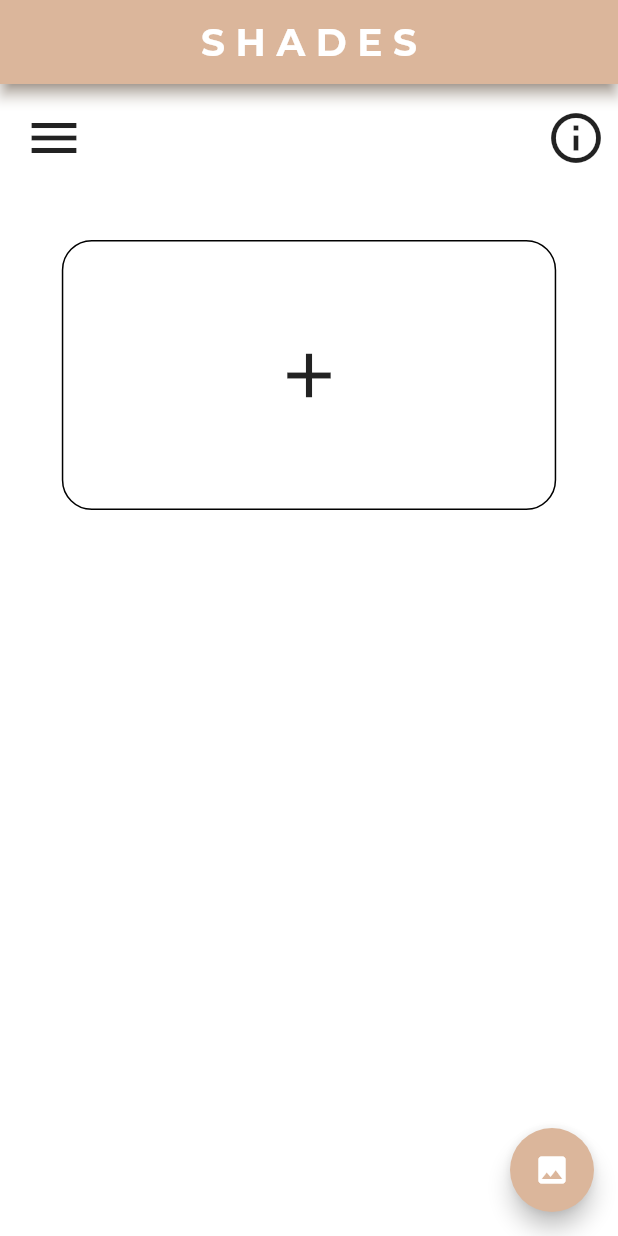
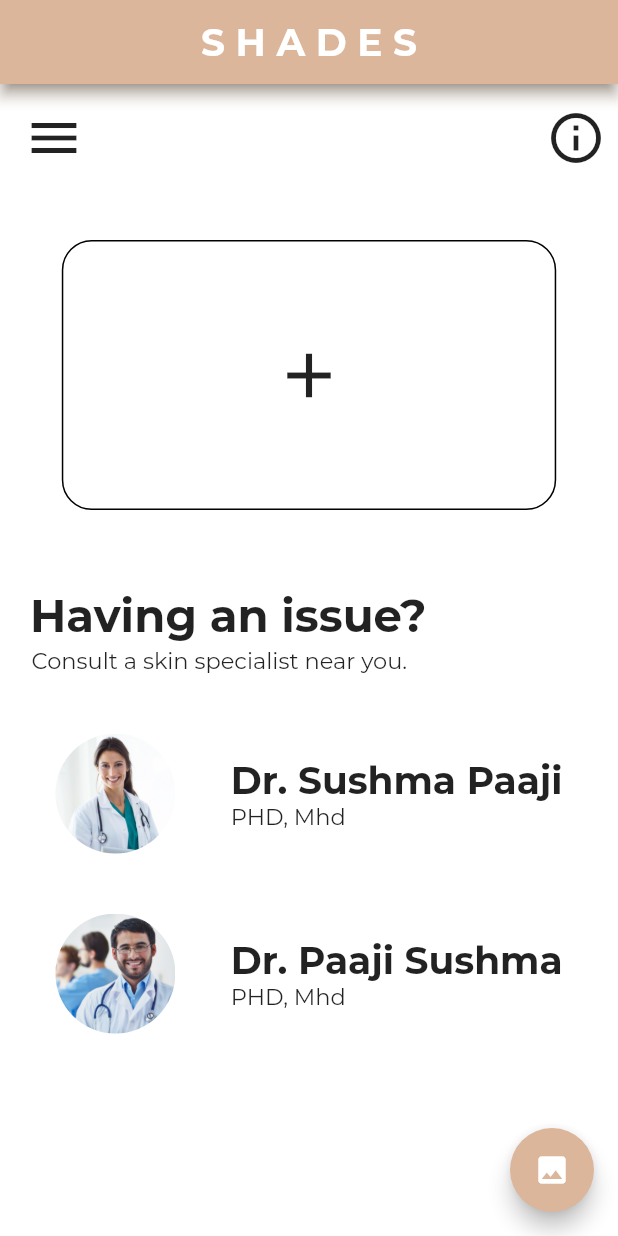
Before and after one commit to adityathakurxd/shades, a Flutter app: the screen it shows after launch, on a phone screen of 412 x 824 dp. Run offline on Flutter 3.47's test engine with Material 2 defaults, Android fonts, the phone set to English and light mode, and no system bars; our stand-ins replace image_picker, percent_indicator; missing offline and left inert: tflite.

Commit message:
minor bug fixes

```diff
--- a/lib/screens/homepage.dart
+++ b/lib/screens/homepage.dart
@@ -217,6 +217,112 @@ class _HomePageState extends State<HomePage> {
                     SizedBox(
                       height: 40.0,
                     ),
+                    Padding(
+                      padding: const EdgeInsets.fromLTRB(20.0, 2.0, 0.0,0.0),
+                      child: Text(
+                        'Having an issue?',
+                        style: TextStyle(
+                          fontSize: 30.0,
+                          fontFamily: 'Montserrat',
+                          fontWeight: FontWeight.bold,
+                        ),
+                      ),
+                    ),
+                    Padding(
+                      padding: const EdgeInsets.fromLTRB(21.0, 2.0, 0.0,0.0),
+                      child: Text(
+                        'Consult a skin specialist near you.',
+                        style: TextStyle(
+                          fontSize: 15.0,
+                          fontFamily: 'Montserrat',
+                        ),
+                      ),
+                    ),
+                    SizedBox(
+                      height: 40.0,
+                    ),
+                    GestureDetector(
+                      child : Row(
+                        mainAxisAlignment: MainAxisAlignment.spaceEvenly,
+                        children: [
+                          Container(
+                            width: 80,
+                            height: 80,
+                            decoration: BoxDecoration(
+                              shape: BoxShape.circle,
+                              image: DecorationImage(
+                                  image: AssetImage('assets/images/lady.jpg'),
+                                  fit: BoxFit.fill
+                              ),
+                            ),
+                          ),
+                          Column(
+                            crossAxisAlignment: CrossAxisAlignment.start,
+                            children: [
+                              Text(
+                                'Dr. Sushma Paaji',
+                                style: TextStyle(
+                                  fontSize: 25.0,
+                                  fontFamily: 'Montserrat',
+                                  fontWeight: FontWeight.bold
+                                ),
+                              ),
+                              Text(
+                                'PHD, Mhd',
+                                style: TextStyle(
+                                    fontSize: 15.0,
+                                    fontFamily: 'Montserrat',
+                                ),
+                              )
+                            ],
+                          ),
+                        ],
+                      ),
+                      onTap: (){
+
+                      },
+                    ),
+                    SizedBox(
+                      height: 40.0,
+                    ),
+                    GestureDetector(
+                      child: Row(
+                        mainAxisAlignment: MainAxisAlignment.spaceEvenly,
+                        children: [
+                          Container(
+                            width: 80,
+                            height: 80,
+                            decoration: BoxDecoration(
+                              shape: BoxShape.circle,
+                              image: DecorationImage(
+                                  image: AssetImage('assets/images/man.jpg'),
+                                  fit: BoxFit.fill
+                              ),
+                            ),
+                          ),
+                          Column(
+                            crossAxisAlignment: CrossAxisAlignment.start,
+                            children: [
+                              Text(
+                                'Dr. Paaji Sushma',
+                                style: TextStyle(
+                                    fontSize: 25.0,
+                                    fontFamily: 'Montserrat',
+                                    fontWeight: FontWeight.bold
+                                ),
+                              ),
+                              Text(
+                                'PHD, Mhd',
+                                style: TextStyle(
+                                  fontSize: 15.0,
+                                  fontFamily: 'Montserrat',
+                                ),
+                              )
+                            ],
+                          ),
+                        ],
+                      ),
+                    ),
                   ],
                 ),
               ),
--- a/lib/screens/resultscreen.dart
+++ b/lib/screens/resultscreen.dart
@@ -6,7 +6,6 @@ import 'homepage.dart';
 import 'package:shades/diseasecure.dart';
 
 class ResultScreen extends StatelessWidget {
-
   var items = [
     DiseaseInfo("Bowen's disease", Color(0xff6DC8F3), Color(0xff73A1F9),
         "Bowen's disease is a very early form of skin cancer that's easily treatable. The main sign is a red, scaly patch on the skin."),
@@ -32,12 +31,11 @@ class ResultScreen extends StatelessWidget {
   String _label;
   DiseaseCure dc = DiseaseCure();
 
-
-
   String _confidence;
   File image;
 
-  ResultScreen(this._result, this._confidence, this._label, this.str, this.image);
+  ResultScreen(
+      this._result, this._confidence, this._label, this.str, this.image);
 
   @override
   Widget build(BuildContext context) {
@@ -52,23 +50,19 @@ class ResultScreen extends StatelessWidget {
             Center(
               child: Container(
                 height: 300,
-                width: MediaQuery.of(context).size.width*0.80,
-
+                width: MediaQuery.of(context).size.width * 0.80,
                 decoration: BoxDecoration(
                     image: DecorationImage(
                       image: FileImage(File(image.path)),
-                        fit: BoxFit.fill,),
-                    borderRadius:
-                    BorderRadius.all(Radius.circular(20.0)),
-                    border: Border.all(color: Colors.black)
+                      fit: BoxFit.fill,
+                    ),
+                    borderRadius: BorderRadius.all(Radius.circular(20.0)),
+                    border: Border.all(color: Colors.black)),
               ),
             ),
-              ),
-
             SizedBox(
               height: 40.0,
             ),
-
             Row(
               mainAxisAlignment: MainAxisAlignment.spaceEvenly,
               children: [
@@ -76,35 +70,37 @@ class ResultScreen extends StatelessWidget {
                   circularStrokeCap: CircularStrokeCap.round,
                   radius: 120.0,
                   lineWidth: 12.0,
-                  percent: _result[0]['confidence'] ,
-                  center: new Text('${_confidence}',
+                  percent: _result[0]['confidence'],
+                  center: new Text(
+                    '${_confidence}',
                     style: TextStyle(
                       fontSize: 25.0,
                       fontFamily: 'Montserrat',
                       fontWeight: FontWeight.bold,
-                  ),),
+                    ),
+                  ),
                   progressColor: Colors.black,
                 ),
-                Text('${dc.getDiseaseName(_label)}',
+                Text(
+                  '${dc.getDiseaseName(_label)}',
                   style: TextStyle(
                     fontSize: 25.0,
                     fontFamily: 'Montserrat',
                     fontWeight: FontWeight.bold,
-                ),),
+                  ),
+                ),
               ],
             ),
-
             SizedBox(
               height: 30.0,
             ),
-
             Container(
               height: 200,
-              width: MediaQuery.of(context).size.width*0.80,
+              width: MediaQuery.of(context).size.width * 0.80,
               decoration: BoxDecoration(
                 borderRadius: BorderRadius.all(Radius.circular(24)),
                 gradient: LinearGradient(
-                    colors: [skin1,skin2],
+                    colors: [skin1, skin2],
                     begin: Alignment.topLeft,
                     end: Alignment.bottomRight),
                 boxShadow: [
@@ -116,6 +112,7 @@ class ResultScreen extends StatelessWidget {
                 ],
               ),
               child: Column(
+                mainAxisAlignment: MainAxisAlignment.spaceEvenly,
                 children: [
                   SizedBox(
                     height: 5.0,
@@ -130,8 +127,11 @@ class ResultScreen extends StatelessWidget {
                       ),
                     ),
                   ),
+                  SizedBox(
+                    height: 5.0,
+                  ),
                   Padding(
-                    padding: const EdgeInsets.all(8.0),
+                    padding: const EdgeInsets.fromLTRB(20.0, 0.0, 10.0, 0.0),
                     child: Text(
                       items[dc.getDiseaseIndex(_label)].description,
                       style: TextStyle(
@@ -139,7 +139,14 @@ class ResultScreen extends StatelessWidget {
                         fontFamily: 'Montserrat',
                       ),
                     ),
-                  )
+                  ),
+                  SizedBox(
+                    height: 10.0,
+                  ),
+                  RaisedButton(
+                    child: Text('Consult a Doctor'),
+                    onPressed: () {},
+                  ),
                 ],
               ),
             )
--- a/pubspec.yaml
+++ b/pubspec.yaml
@@ -51,6 +51,7 @@ flutter:
   # To add assets to your application, add an assets section, like this:
   assets:
      - assets/models/
+     - assets/images/
 
   # An image asset can refer to one or more resolution-specific "variants", see
   # https://flutter.dev/assets-and-images/#resolution-aware.
```
Also changed, not shown: assets/images/lady.jpg (added), assets/images/man.jpg (added). Lines whose indentation alone changed are shown as unchanged.
